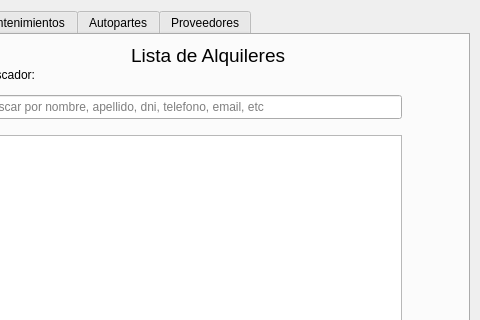
Qt form mainwindow.ui (FacundoTecnica1/AutoGest) before a commit; both pictures show x 320 to 800 and y 0 to 320 of the 800 by 600 pixel window.
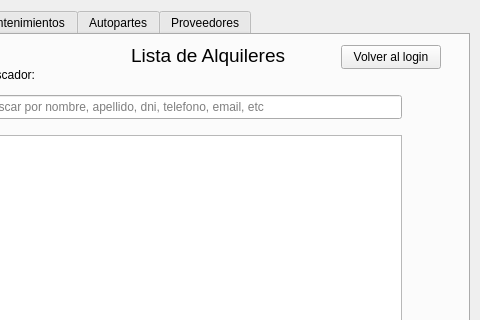
The same form after that commit. The open tabs and pages were chosen to show the change.

```diff
--- a/mainwindow.ui
+++ b/mainwindow.ui
@@ -722,6 +722,19 @@
          <attribute name="title">
           <string>Alquileres</string>
          </attribute>
+         <widget class="QPushButton" name="btnVolverLoginAlquileres">
+          <property name="geometry">
+           <rect>
+            <x>650</x>
+            <y>10</y>
+            <width>100</width>
+            <height>24</height>
+           </rect>
+          </property>
+          <property name="text">
+           <string>Volver al login</string>
+          </property>
+         </widget>
          <widget class="QPushButton" name="btnEliminarAlquiler">
           <property name="geometry">
            <rect>
```
Left out of the diff: 78 changed lines with no effect on the pictures.
